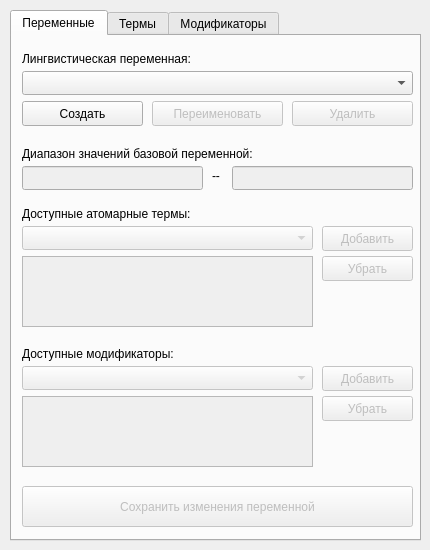
The window that python/main.ui (chrinide/pyfrbs) describes before a commit, drawn with Qt 5.
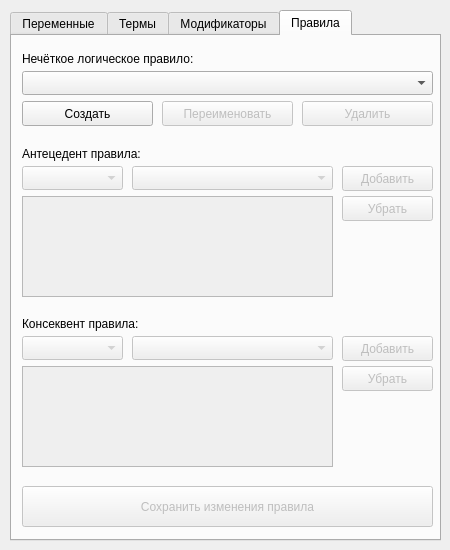
The same window after the commit. The open tabs and pages were chosen to show the change.

Commit message: Add rules tab

```diff
--- a/python/main.ui
+++ b/python/main.ui
@@ -6,19 +6,19 @@
    <rect>
     <x>0</x>
     <y>0</y>
-    <width>430</width>
+    <width>450</width>
     <height>550</height>
    </rect>
   </property>
   <property name="minimumSize">
    <size>
-    <width>430</width>
+    <width>450</width>
     <height>550</height>
    </size>
   </property>
   <property name="maximumSize">
    <size>
-    <width>430</width>
+    <width>450</width>
     <height>550</height>
    </size>
   </property>
@@ -34,7 +34,7 @@
      <rect>
       <x>10</x>
       <y>10</y>
-      <width>411</width>
+      <width>431</width>
       <height>531</height>
      </rect>
     </property>
@@ -50,7 +50,7 @@
        <rect>
         <x>10</x>
         <y>65</y>
-        <width>121</width>
+        <width>131</width>
         <height>25</height>
        </rect>
       </property>
@@ -66,7 +66,7 @@
        <rect>
         <x>10</x>
         <y>220</y>
-        <width>291</width>
+        <width>311</width>
         <height>71</height>
        </rect>
       </property>
@@ -80,7 +80,7 @@
       </property>
       <property name="geometry">
        <rect>
-        <x>310</x>
+        <x>330</x>
         <y>190</y>
         <width>91</width>
         <height>25</height>
@@ -98,7 +98,7 @@
        <rect>
         <x>10</x>
         <y>330</y>
-        <width>291</width>
+        <width>311</width>
         <height>24</height>
        </rect>
       </property>
@@ -137,7 +137,7 @@
        <rect>
         <x>10</x>
         <y>190</y>
-        <width>291</width>
+        <width>311</width>
         <height>24</height>
        </rect>
       </property>
@@ -148,7 +148,7 @@
       </property>
       <property name="geometry">
        <rect>
-        <x>310</x>
+        <x>330</x>
         <y>220</y>
         <width>91</width>
         <height>25</height>
@@ -164,7 +164,7 @@
       </property>
       <property name="geometry">
        <rect>
-        <x>310</x>
+        <x>330</x>
         <y>330</y>
         <width>91</width>
         <height>25</height>
@@ -180,7 +180,7 @@
       </property>
       <property name="geometry">
        <rect>
-        <x>310</x>
+        <x>330</x>
         <y>360</y>
         <width>91</width>
         <height>25</height>
@@ -196,9 +196,9 @@
       </property>
       <property name="geometry">
        <rect>
-        <x>280</x>
+        <x>290</x>
         <y>65</y>
-        <width>121</width>
+        <width>131</width>
         <height>25</height>
        </rect>
       </property>
@@ -212,7 +212,7 @@
       </property>
       <property name="geometry">
        <rect>
-        <x>140</x>
+        <x>150</x>
         <y>65</y>
         <width>131</width>
         <height>25</height>
@@ -227,7 +227,7 @@
        <rect>
         <x>10</x>
         <y>35</y>
-        <width>391</width>
+        <width>411</width>
         <height>24</height>
        </rect>
       </property>
@@ -256,7 +256,7 @@
        <rect>
         <x>10</x>
         <y>360</y>
-        <width>291</width>
+        <width>311</width>
         <height>71</height>
        </rect>
       </property>
@@ -282,7 +282,7 @@
        <rect>
         <x>10</x>
         <y>130</y>
-        <width>181</width>
+        <width>191</width>
         <height>24</height>
        </rect>
       </property>
@@ -302,9 +302,9 @@
       </property>
       <property name="geometry">
        <rect>
-        <x>220</x>
+        <x>230</x>
         <y>130</y>
-        <width>181</width>
+        <width>191</width>
         <height>24</height>
        </rect>
       </property>
@@ -312,7 +312,7 @@
      <widget class="QLabel" name="uiRangeSepLabel">
       <property name="geometry">
        <rect>
-        <x>200</x>
+        <x>210</x>
         <y>130</y>
         <width>16</width>
         <height>20</height>
@@ -330,7 +330,7 @@
        <rect>
         <x>10</x>
         <y>450</y>
-        <width>391</width>
+        <width>411</width>
         <height>41</height>
        </rect>
       </property>
@@ -604,6 +604,282 @@
       </property>
      </widget>
     </widget>
+    <widget class="QWidget" name="uiRulesTab">
+     <attribute name="title">
+      <string>Правила</string>
+     </attribute>
+     <widget class="QPushButton" name="uiCreateRuleButton">
+      <property name="geometry">
+       <rect>
+        <x>10</x>
+        <y>65</y>
+        <width>131</width>
+        <height>25</height>
+       </rect>
+      </property>
+      <property name="text">
+       <string>Создать</string>
+      </property>
+     </widget>
+     <widget class="QPushButton" name="uiRenameRuleButton">
+      <property name="enabled">
+       <bool>false</bool>
+      </property>
+      <property name="geometry">
+       <rect>
+        <x>150</x>
+        <y>65</y>
+        <width>131</width>
+        <height>25</height>
+       </rect>
+      </property>
+      <property name="text">
+       <string>Переименовать</string>
+      </property>
+     </widget>
+     <widget class="QPushButton" name="uiCommitRuleButton">
+      <property name="enabled">
+       <bool>false</bool>
+      </property>
+      <property name="geometry">
+       <rect>
+        <x>10</x>
+        <y>450</y>
+        <width>411</width>
+        <height>41</height>
+       </rect>
+      </property>
+      <property name="text">
+       <string>Сохранить изменения правила</string>
+      </property>
+     </widget>
+     <widget class="QComboBox" name="uiRulesCombo">
+      <property name="geometry">
+       <rect>
+        <x>10</x>
+        <y>35</y>
+        <width>411</width>
+        <height>24</height>
+       </rect>
+      </property>
+      <property name="editable">
+       <bool>false</bool>
+      </property>
+     </widget>
+     <widget class="QComboBox" name="uiAntecedentNodesCombo">
+      <property name="enabled">
+       <bool>false</bool>
+      </property>
+      <property name="geometry">
+       <rect>
+        <x>120</x>
+        <y>130</y>
+        <width>201</width>
+        <height>24</height>
+       </rect>
+      </property>
+     </widget>
+     <widget class="QPushButton" name="uiAddConsequentNodeButton">
+      <property name="enabled">
+       <bool>false</bool>
+      </property>
+      <property name="geometry">
+       <rect>
+        <x>330</x>
+        <y>300</y>
+        <width>91</width>
+        <height>25</height>
+       </rect>
+      </property>
+      <property name="text">
+       <string>Добавить</string>
+      </property>
+     </widget>
+     <widget class="QLabel" name="uiConsequentLabel">
+      <property name="geometry">
+       <rect>
+        <x>10</x>
+        <y>280</y>
+        <width>221</width>
+        <height>16</height>
+       </rect>
+      </property>
+      <property name="text">
+       <string>Консеквент правила:</string>
+      </property>
+     </widget>
+     <widget class="QPushButton" name="uiAddAntecedentNodeButton">
+      <property name="enabled">
+       <bool>false</bool>
+      </property>
+      <property name="geometry">
+       <rect>
+        <x>330</x>
+        <y>130</y>
+        <width>91</width>
+        <height>25</height>
+       </rect>
+      </property>
+      <property name="text">
+       <string>Добавить</string>
+      </property>
+     </widget>
+     <widget class="QComboBox" name="uiConsequentNodesCombo">
+      <property name="enabled">
+       <bool>false</bool>
+      </property>
+      <property name="geometry">
+       <rect>
+        <x>120</x>
+        <y>300</y>
+        <width>201</width>
+        <height>24</height>
+       </rect>
+      </property>
+     </widget>
+     <widget class="QPushButton" name="uiRemoveConsequentNodeButton">
+      <property name="enabled">
+       <bool>false</bool>
+      </property>
+      <property name="geometry">
+       <rect>
+        <x>330</x>
+        <y>330</y>
+        <width>91</width>
+        <height>25</height>
+       </rect>
+      </property>
+      <property name="text">
+       <string>Убрать</string>
+      </property>
+     </widget>
+     <widget class="QPushButton" name="uiDeleteRuleButton">
+      <property name="enabled">
+       <bool>false</bool>
+      </property>
+      <property name="geometry">
+       <rect>
+        <x>290</x>
+        <y>65</y>
+        <width>131</width>
+        <height>25</height>
+       </rect>
+      </property>
+      <property name="text">
+       <string>Удалить</string>
+      </property>
+     </widget>
+     <widget class="QLabel" name="uiAntecedentLabel">
+      <property name="geometry">
+       <rect>
+        <x>10</x>
+        <y>110</y>
+        <width>241</width>
+        <height>16</height>
+       </rect>
+      </property>
+      <property name="text">
+       <string>Антецедент правила:</string>
+      </property>
+     </widget>
+     <widget class="QLabel" name="uiRuleLabel">
+      <property name="geometry">
+       <rect>
+        <x>10</x>
+        <y>15</y>
+        <width>291</width>
+        <height>16</height>
+       </rect>
+      </property>
+      <property name="text">
+       <string>Нечёткое логическое правило:</string>
+      </property>
+     </widget>
+     <widget class="QPushButton" name="uiRemoveAntecedentNodeButton">
+      <property name="enabled">
+       <bool>false</bool>
+      </property>
+      <property name="geometry">
+       <rect>
+        <x>330</x>
+        <y>160</y>
+        <width>91</width>
+        <height>25</height>
+       </rect>
+      </property>
+      <property name="text">
+       <string>Убрать</string>
+      </property>
+     </widget>
+     <widget class="QTreeWidget" name="uiAntecedentTree">
+      <property name="enabled">
+       <bool>false</bool>
+      </property>
+      <property name="geometry">
+       <rect>
+        <x>10</x>
+        <y>160</y>
+        <width>311</width>
+        <height>101</height>
+       </rect>
+      </property>
+      <property name="headerHidden">
+       <bool>true</bool>
+      </property>
+      <column>
+       <property name="text">
+        <string notr="true">1</string>
+       </property>
+      </column>
+     </widget>
+     <widget class="QTreeWidget" name="uiConsequentTree">
+      <property name="enabled">
+       <bool>false</bool>
+      </property>
+      <property name="geometry">
+       <rect>
+        <x>10</x>
+        <y>330</y>
+        <width>311</width>
+        <height>101</height>
+       </rect>
+      </property>
+      <property name="headerHidden">
+       <bool>true</bool>
+      </property>
+      <column>
+       <property name="text">
+        <string notr="true">1</string>
+       </property>
+      </column>
+     </widget>
+     <widget class="QComboBox" name="uiAntecedentNodeTypeCombo">
+      <property name="enabled">
+       <bool>false</bool>
+      </property>
+      <property name="geometry">
+       <rect>
+        <x>10</x>
+        <y>130</y>
+        <width>101</width>
+        <height>24</height>
+       </rect>
+      </property>
+     </widget>
+     <widget class="QComboBox" name="uiConsequentNodeTypeCombo">
+      <property name="enabled">
+       <bool>false</bool>
+      </property>
+      <property name="geometry">
+       <rect>
+        <x>10</x>
+        <y>300</y>
+        <width>101</width>
+        <height>24</height>
+       </rect>
+      </property>
+     </widget>
+    </widget>
    </widget>
   </widget>
  </widget>
```
Left out of the diff: 30 changed lines with no effect on the pictures. The commit also changes 5 other files.
